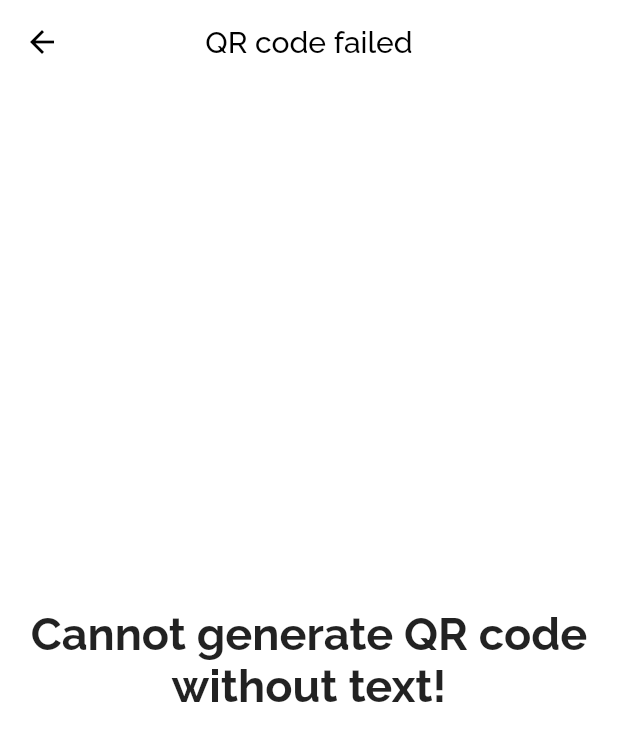
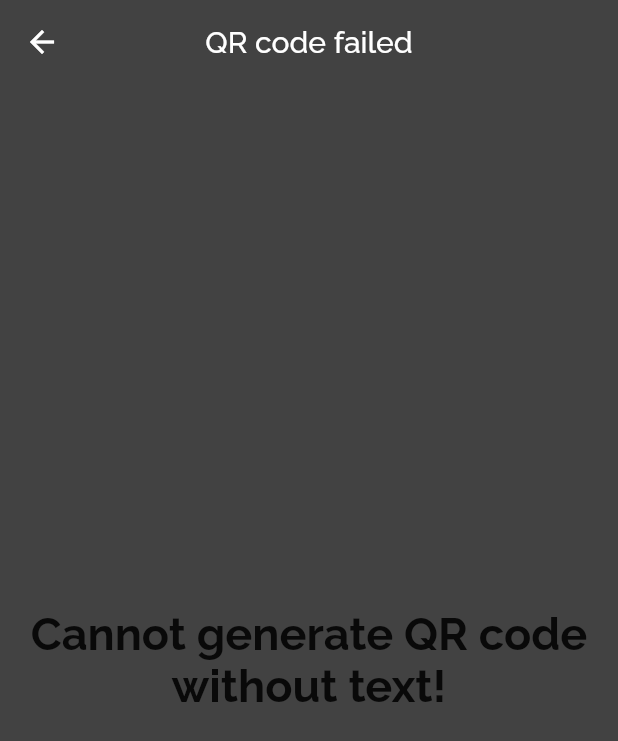
Before and after one commit to sankethsj/qr-code-generator, a Flutter app: the screen it shows after launch, after a tap on "Generate QR", on a phone screen of 412 x 824 dp. Shown: the top 741 px of the screen. Run offline on Flutter 3.47's test engine with Material 2 defaults, Android fonts, the phone set to English and light mode, and no system bars; drawn by our look-alikes of dynamic_color; our stand-ins replace gallery_saver, google_fonts, qr_flutter.

Commit message:
updated styling

```diff
--- a/lib/main.dart
+++ b/lib/main.dart
@@ -10,18 +10,18 @@ void main() {
 class MyApp extends StatelessWidget {
   const MyApp({super.key});
 
-  static final _defaultLightColorScheme = ColorScheme.fromSwatch(
-      primarySwatch: Colors.purple);
+  static final _defaultLightColorScheme =
+      ColorScheme.fromSwatch(primarySwatch: Colors.orange);
 
   static final _defaultDarkColorScheme = ColorScheme.fromSwatch(
-      primarySwatch: Colors.purple, brightness: Brightness.dark);
+      primarySwatch: Colors.orange, brightness: Brightness.dark);
 
   // This widget is the root of your application.
   @override
   Widget build(BuildContext context) {
     return DynamicColorBuilder(builder: (lightColorScheme, darkColorScheme) {
       return MaterialApp(
-        title: 'Flutter Demo',
+        title: 'QR Code Generator',
         theme: ThemeData(
             colorScheme: lightColorScheme ?? _defaultLightColorScheme,
             useMaterial3: true,
@@ -34,7 +34,7 @@ class MyApp extends StatelessWidget {
             textTheme: GoogleFonts.ralewayTextTheme(
               Theme.of(context).textTheme,
             )),
-        themeMode: ThemeMode.light,
+        themeMode: ThemeMode.dark,
         home: const MyHomePage(title: 'QR Code Generator'),
       );
     });
@@ -51,10 +51,22 @@ class MyHomePage extends StatefulWidget {
 }
 
 class _MyHomePageState extends State<MyHomePage> {
+  final TextEditingController _controller = TextEditingController();
+
+  bool _isTextFieldEmpty = true;
+
+  @override
+  void initState() {
+    super.initState();
+    _controller.addListener(() {
+      setState(() {
+        _isTextFieldEmpty = _controller.text.isEmpty;
+      });
+    });
+  }
+
   @override
   Widget build(BuildContext context) {
-    TextEditingController userTextInput = TextEditingController();
-
     return Scaffold(
       appBar: AppBar(
         title: Text(widget.title),
@@ -66,10 +78,21 @@ class _MyHomePageState extends State<MyHomePage> {
           Padding(
             padding: const EdgeInsets.all(10.0),
             child: TextField(
-              controller: userTextInput,
-              decoration: const InputDecoration(
-                border: OutlineInputBorder(),
-                labelText: 'Enter your text/link to generate QR',
+              controller: _controller,
+              style: const TextStyle(
+                color: Colors.white, // set the text color here
+              ),
+              decoration: InputDecoration(
+                border: const OutlineInputBorder(),
+                labelText: 'Paste your link to generate QR',
+                suffixIcon: _isTextFieldEmpty
+                    ? null
+                    : IconButton(
+                        icon: const Icon(Icons.clear_rounded),
+                        onPressed: () {
+                          _controller.clear();
+                        },
+                      ),
               ),
               keyboardType: TextInputType.multiline,
             ),
@@ -80,7 +103,7 @@ class _MyHomePageState extends State<MyHomePage> {
                 context,
                 MaterialPageRoute(
                   builder: ((context) {
-                    return QrGenerate(userTextInput);
+                    return QrGenerate(_controller);
                   }),
                 ),
               );
```
Also changed, not shown: lib/qr_generate.dart (+77 -65 lines).
